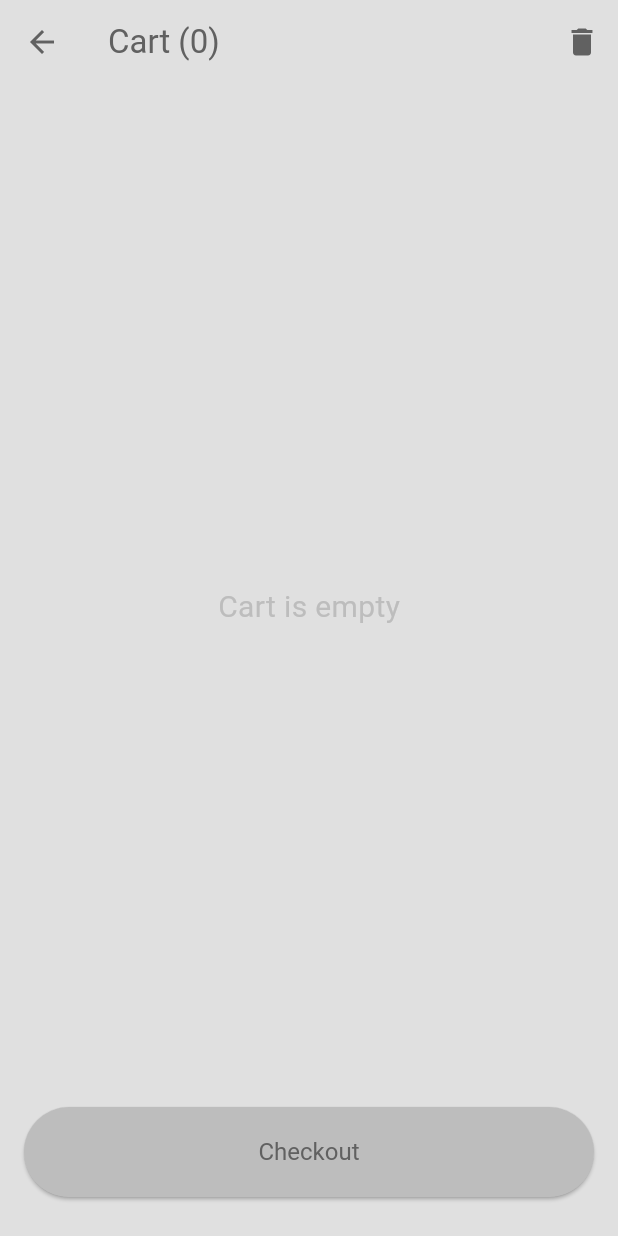
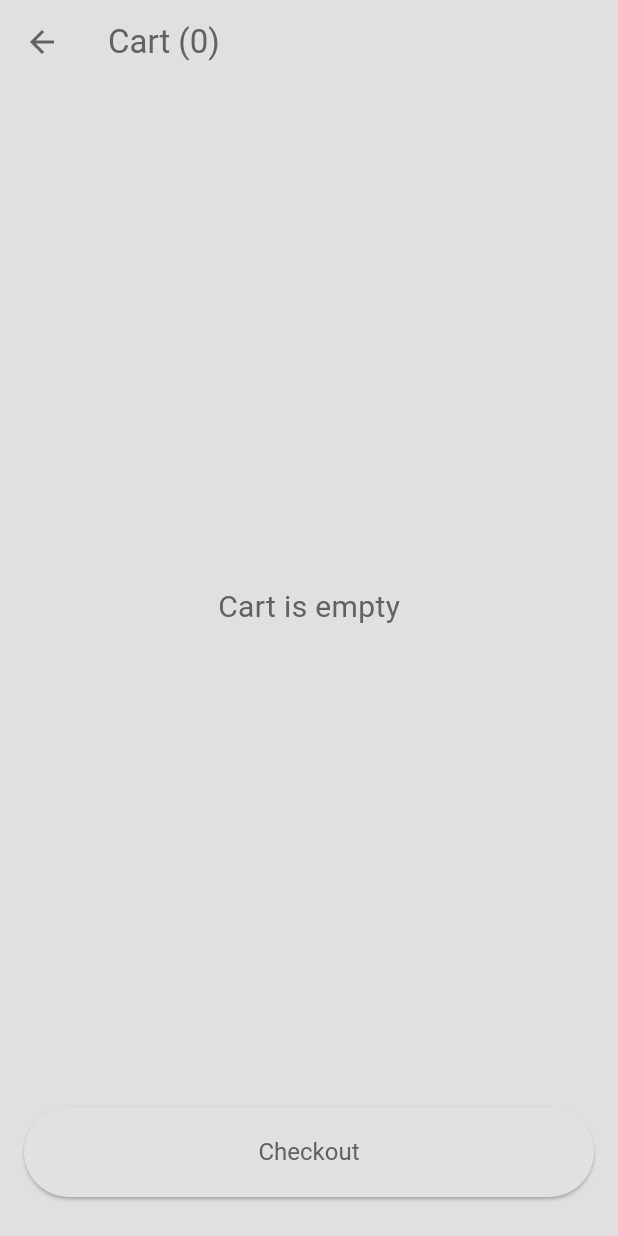
Before and after one commit to GabbenPapa/Flutter_food-delivery-app, a Flutter app: the screen it shows once a user with an empty profile is signed in, after a tap on the "shopping cart" icon, on a phone screen of 412 x 824 dp. Run offline on Flutter 3.47's test engine with Material 3 defaults, Android fonts, the phone set to English and light mode, and no system bars; our stand-ins replace cloud_firestore, firebase_auth, firebase_core, shared_preferences; missing offline and left inert: u_credit_card; accounts and stored records are empty.

Commit message:
Cart fixes

```diff
--- a/lib/pages/cart_screen.dart
+++ b/lib/pages/cart_screen.dart
@@ -21,7 +21,9 @@ class CartScreen extends StatelessWidget {
             backgroundColor: Colors.transparent,
             foregroundColor: Theme.of(context).colorScheme.inversePrimary,
             actions: [
-              IconButton(
+              userCart.isEmpty
+                  ? const SizedBox()
+                  : IconButton(
                       onPressed: () {
                         showDialog(
                           context: context,
@@ -29,7 +31,9 @@ class CartScreen extends StatelessWidget {
                             title: Text(
                               "Are you sure you want to clear the cart?",
                               style: TextStyle(
-                          color: Theme.of(context).colorScheme.inversePrimary,
+                                color: Theme.of(context)
+                                    .colorScheme
+                                    .inversePrimary,
                               ),
                             ),
                             actions: [
@@ -77,8 +81,9 @@ class CartScreen extends StatelessWidget {
                                 child: Text(
                                   "Cart is empty",
                                   style: TextStyle(
-                                    color:
-                                        Theme.of(context).colorScheme.primary,
+                                    color: Theme.of(context)
+                                        .colorScheme
+                                        .inversePrimary,
                                     fontSize: 20,
                                   ),
                                 ),
@@ -105,12 +110,15 @@ class CartScreen extends StatelessWidget {
                   child: ElevatedButton(
                     style: ElevatedButton.styleFrom(
                       textStyle: const TextStyle(fontSize: 25),
-                      backgroundColor: Theme.of(context).colorScheme.primary,
+                      backgroundColor: userCart.isEmpty
+                          ? const Color.fromARGB(255, 225, 225, 225)
+                          : Theme.of(context).colorScheme.primary,
                       foregroundColor:
                           Theme.of(context).colorScheme.inversePrimary,
                     ),
-                    onPressed: () =>
-                        Navigator.of(context).pushNamed('/payment'),
+                    onPressed: () => userCart.isEmpty
+                        ? null
+                        : Navigator.of(context).pushNamed('/payment'),
                     child: const Text(
                       "Checkout",
                       style: TextStyle(fontSize: 16),
```
Also changed, not shown: lib/comonents/cart_tile.dart (+23 -2 lines). Lines whose indentation alone changed are shown as unchanged.
